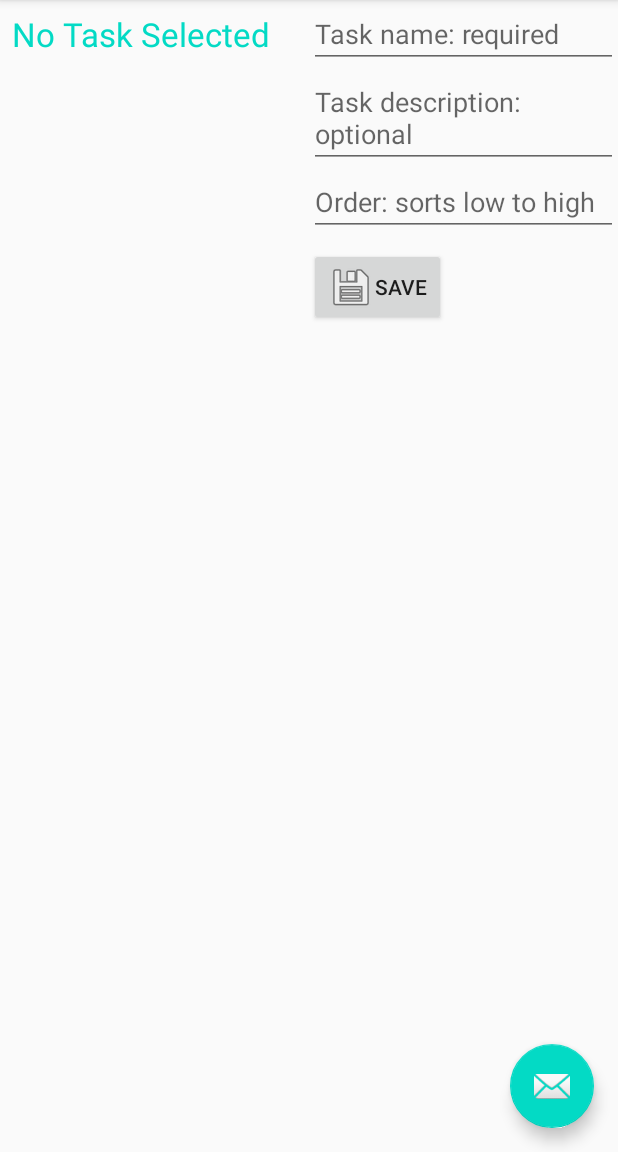
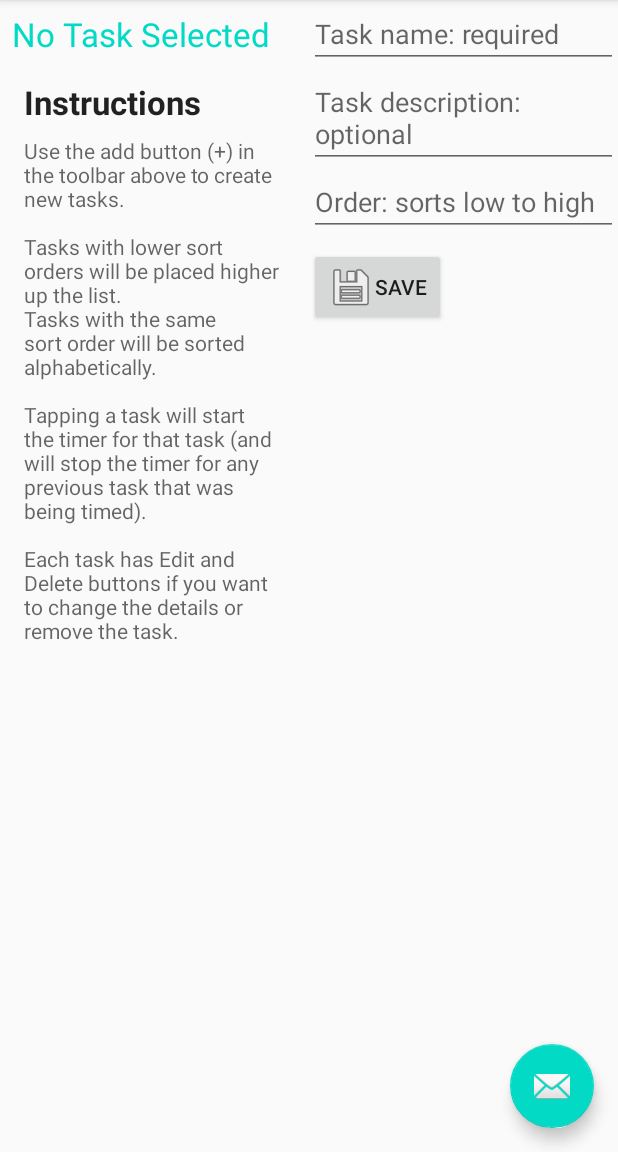
Before and after one commit to IrinaKolobova/task_timer, an Android app: the screen it shows after launch (MainActivity), after a tap on "Add Task", on a phone screen of 412 x 824 dp, the part 84-1236 px from its top. Run offline under Robolectric (Android 15) with nearby library versions, the phone set to English and light mode, and no system bars; 2 statements that could not run were skipped.

Commit message:
Create ResyclerView CursorAdapter

```diff
--- a/app/build.gradle
+++ b/app/build.gradle
@@ -31,6 +31,10 @@ android {
     }
 }
 
+androidExtensions{
+    experimental = true
+}
+
 dependencies {
     implementation fileTree(dir: "libs", include: ["*.jar"])
     implementation "org.jetbrains.kotlin:kotlin-stdlib:$kotlin_version"
--- a/app/src/main/java/com/ivk/tasktimer/AddEditFragment.kt
+++ b/app/src/main/java/com/ivk/tasktimer/AddEditFragment.kt
@@ -129,7 +129,7 @@ class AddEditFragment : Fragment() {
         if (context is OnSaveClicked) {
             listener = context
         } else {
-            throw RuntimeException(context.toString() + " must implement OnSaveClicked")
+            throw RuntimeException("$context must implement OnSaveClicked")
         }
     }
 
--- a/app/src/main/java/com/ivk/tasktimer/AppProvider.kt
+++ b/app/src/main/java/com/ivk/tasktimer/AppProvider.kt
@@ -60,9 +60,7 @@ class AppProvider: ContentProvider() {
 
     override fun getType(uri: Uri): String? {
 
-        val match = uriMatcher.match(uri)
-
-        return when (match) {
+        return when (uriMatcher.match(uri)) {
             TASKS -> TasksContract.CONTENT_TYPE
 
             TASKS_ID -> TasksContract.CONTENT_ITEM_TYPE
--- /dev/null
+++ b/app/src/main/java/com/ivk/tasktimer/CursorRecyclerViewAdapter.kt
@@ -0,0 +1,98 @@
+package com.ivk.tasktimer
+
+import android.database.Cursor
+import android.util.Log
+import android.view.LayoutInflater
+import android.view.View
+import android.view.ViewGroup
+import androidx.recyclerview.widget.RecyclerView
+import kotlinx.android.extensions.LayoutContainer
+import kotlinx.android.synthetic.main.task_list_items.*
+import java.lang.IllegalArgumentException
+
+class TaskViewHolder(override val containerView: View) :
+        RecyclerView.ViewHolder(containerView),
+        LayoutContainer {
+}
+
+
+private const val TAG = "CursorRecyclerViewAdapt"
+
+class CursorRecyclerViewAdapter(private var cursor: Cursor?) :
+        RecyclerView.Adapter<TaskViewHolder>() {
+
+    override fun onCreateViewHolder(parent: ViewGroup, viewType: Int): TaskViewHolder {
+        Log.d(TAG, "onCreateViewHolder: new view request")
+        val view = LayoutInflater.from(parent.context).inflate(R.layout.task_list_items, parent, false)
+        return TaskViewHolder(view)
+    }
+
+    override fun onBindViewHolder(holder: TaskViewHolder, position: Int) {
+        Log.d(TAG, "onBindViewHolder: starts")
+        val cursor = cursor     // avoid problems with smart cast
+        if (cursor == null || cursor.count == 0) {
+            Log.d(TAG, "onBindViewHolder: providing instructions")
+            holder.tli_name.setText(R.string.instructions_heading)
+            holder.tli_description.setText(R.string.instructions)
+            holder.tli_edit.visibility = View.GONE
+            holder.tli_delete.visibility = View.GONE
+        } else {
+            if (!cursor.moveToPosition(position)) {
+                throw IllegalArgumentException("Couldn't move cursor to position $position")
+            }
+
+            // Create a task object from the data in the cursor
+            val task = Task(
+                cursor.getString(cursor.getColumnIndex(TasksContract.Columns.TASK_NAME)),
+                cursor.getString(cursor.getColumnIndex(TasksContract.Columns.TASK_DESCRIPTION)),
+                cursor.getInt(cursor.getColumnIndex(TasksContract.Columns.TASK_SORT_ORDER)))
+
+            // Remember that the id isn't set in the constructor
+            // so we have to set it manually
+            task.id = cursor.getLong(cursor.getColumnIndex(TasksContract.Columns.ID))
+
+            holder.tli_name.text = task.name
+            holder.tli_description.text = task.description
+            holder.tli_edit.visibility = View.VISIBLE   // TODO: add onClick
+            holder.tli_delete.visibility = View.VISIBLE     // TODO: add onClick
+        }
+    }
+
+    override fun getItemCount(): Int {
+        Log.d(TAG, "getItemCount: starts")
+        val cursor = cursor
+        val count = if (cursor == null || cursor.count == 0) {
+            1
+        } else {
+            cursor.count
+        }
+        Log.d(TAG, "getItemCount: returning $count")
+        return count
+    }
+
+    /**
+     * Swap in a new Cursor, returning the old Cursor.
+     * The returned old Cursor is *not* closed.
+     *
+     * @param newCursor The new Cursor to be used
+     * @return Returns the previously set Cursor, or null if there wasn't one.
+     * If the given new Cursor is the same instance as the previously set Cursor,
+     * null is also returned.
+     */
+    fun swapCursor(newCursor: Cursor?) : Cursor? {
+        if (newCursor == cursor) {
+            return null
+        }
+        val numItems = itemCount
+        val oldCursor = cursor
+        cursor = newCursor
+        if (newCursor != null) {
+            // notify the observers about the new cursor
+            notifyDataSetChanged()
+        } else {
+            // notify the observers about the lack of a data set
+            notifyItemRangeRemoved(0, numItems)
+        }
+        return oldCursor
+    }
+}
--- a/app/src/main/java/com/ivk/tasktimer/MainActivityFragment.kt
+++ b/app/src/main/java/com/ivk/tasktimer/MainActivityFragment.kt
@@ -6,14 +6,26 @@ import androidx.fragment.app.Fragment
 import android.view.LayoutInflater
 import android.view.View
 import android.view.ViewGroup
+import androidx.recyclerview.widget.LinearLayoutManager
+import kotlinx.android.synthetic.main.fragment_main.*
 
 private const val TAG = "MainActivityFragment"
 
 class MainActivityFragment : Fragment() {
+
+    private val mAdapter = CursorRecyclerViewAdapter(null)
 
     override fun onCreateView(inflater: LayoutInflater, container: ViewGroup?,
                               savedInstanceState: Bundle?): View? {
         Log.d(TAG, "onCreateView: called")
         return inflater.inflate(R.layout.fragment_main, container, false)
     }
+
+    override fun onViewCreated(view: View, savedInstanceState: Bundle?) {
+        Log.d(TAG, "onViewCreated: called")
+        super.onViewCreated(view, savedInstanceState)
+
+        task_list.layoutManager = LinearLayoutManager(context)
+        task_list.adapter = mAdapter
+    }
 }
--- a/app/src/main/res/values/strings.xml
+++ b/app/src/main/res/values/strings.xml
@@ -7,10 +7,6 @@
     <string name="next">Next</string>
     <string name="previous">Previous</string>
 
-    <string name="hello_first_fragment">Hello first fragment</string>
-    <string name="hello_second_fragment">Hello second fragment. Arg: %1$s</string>
-
-    <string name="hello_blank_fragment">Hello blank fragment</string>
     <string name="menutitle_addTask">Add Task</string>
     <string name="menutitle_showDurations">Durations Report</string>
     <string name="menutitle_settings">Settings</string>
@@ -23,4 +19,6 @@
     <string name="addedit_description_hint">Task description: optional</string>
     <string name="addedit_sort_hint">Order:  sorts low to high</string>
     <string name="addedit_save_text">Save</string>
+    <string name="instructions_heading">Instructions</string>
+    <string name="instructions">Use the add button (+) in the toolbar above to create new tasks.\n\nTasks with lower sort orders will be placed higher up the list.\nTasks with the same sort order will be sorted alphabetically.\n\nTapping a task will start the timer for that task (and will stop the timer for any previous task that was being timed).\n\nEach task has Edit and Delete buttons if you want to change the details or remove the task.</string>
 </resources>
```
